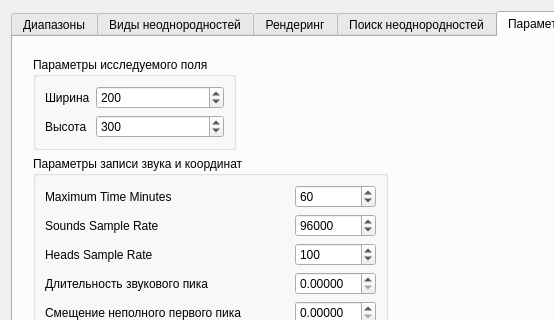
This is src/Gui/ProcessingParametersDialog.ui in Ddv-progia/compositescannerarm as Qt 5 draws it before an edit; both pictures show x 0 to 554 and y 0 to 320 of the 734 by 880 pixel window. The edited form follows.
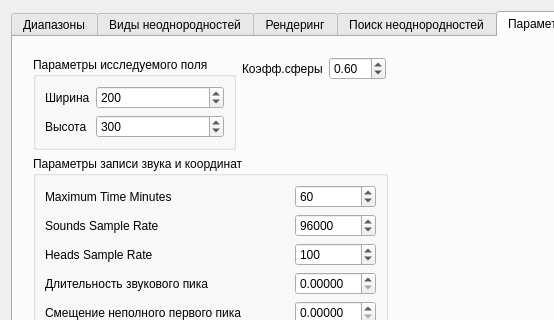
This is the edited form. The open tabs and pages were chosen to show the change. Icons and pictures are not drawn.

Commit message: введен множитель размера сфер в 3в виде: koeffSphereBox

Diff of the .ui file:
```diff
--- a/src/Gui/ProcessingParametersDialog.ui
+++ b/src/Gui/ProcessingParametersDialog.ui
@@ -1640,6 +1640,27 @@
           </layout>
          </widget>
         </item>
+        <item row="0" column="1">
+         <layout class="QHBoxLayout" name="horizontalLayout_11">
+          <item>
+           <widget class="QLabel" name="label_32">
+            <property name="text">
+             <string>Коэфф.сферы</string>
+            </property>
+           </widget>
+          </item>
+          <item>
+           <widget class="QDoubleSpinBox" name="koeffSphereBox">
+            <property name="minimum">
+             <double>0.010000000000000</double>
+            </property>
+            <property name="value">
+             <double>0.600000000000000</double>
+            </property>
+           </widget>
+          </item>
+         </layout>
+        </item>
        </layout>
       </widget>
      </widget>
```
Left out of the diff: 30 changed lines with no effect on the pictures. The commit also changes 1 other file.
